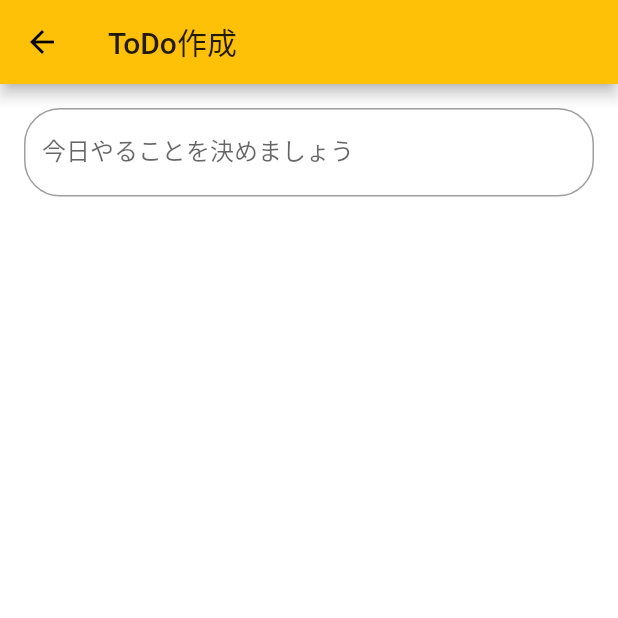
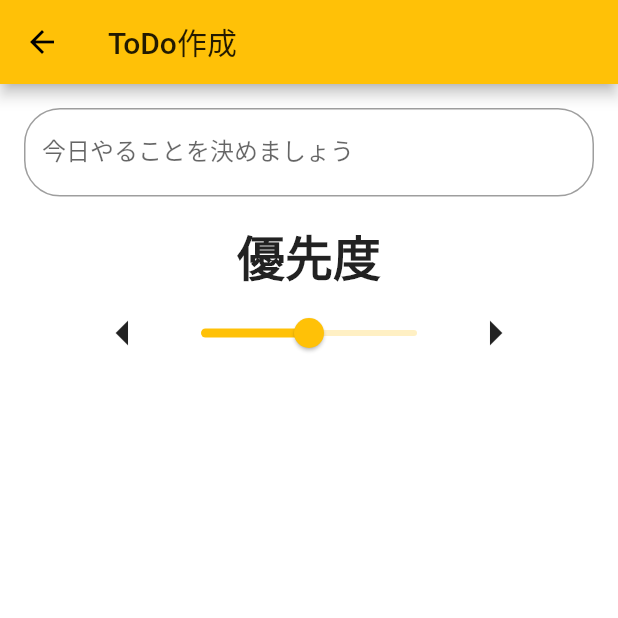
Before and after one commit to fummicc1/ToDoApp_Flutter, a Flutter app: the screen it shows once a user with an empty profile is signed in, after a tap on "ToDoを作成", on a phone screen of 412 x 824 dp, the top half of it. Run offline on Flutter 3.47's test engine with Material 2 defaults, Android fonts, the phone set to English and light mode, and no system bars; our stand-ins replace cloud_firestore, firebase_auth, rxdart; missing offline and left inert: dart:ffi; accounts and stored records are empty.

Commit message:
add priority widget

```diff
--- a/lib/ui/component/create_todo_component.dart
+++ b/lib/ui/component/create_todo_component.dart
@@ -1,6 +1,7 @@
 import 'package:flutter/material.dart';
 import 'package:provider/provider.dart';
 import 'package:today_do/bloc/create_todo.dart';
+import 'package:today_do/ui/component/decide_priority_component.dart';
 
 class CreateToDoComponent extends StatefulWidget {
   @override
@@ -34,7 +35,9 @@ class _CreateToDoComponentState extends State<CreateToDoComponent> {
 
           switch (snapShot.data){
             case UploadStatus.Idle:
-              return Container(
+              return Column(
+                children: <Widget>[
+                  Container(
                     margin: EdgeInsets.all(16),
                     child: TextField(
                       decoration: InputDecoration(
@@ -68,6 +71,9 @@ class _CreateToDoComponentState extends State<CreateToDoComponent> {
                             });
                       },
                     ),
+                  ),
+                  DecidePriorityComponent(),
+                ],
               );
             case UploadStatus.Uploading:
               return Center(child: CircularProgressIndicator());
--- /dev/null
+++ b/lib/ui/component/decide_priority_component.dart
@@ -0,0 +1,57 @@
+import 'dart:ffi';
+
+import 'package:flutter/material.dart';
+import 'package:provider/provider.dart';
+import 'package:today_do/bloc/create_todo.dart';
+
+class DecidePriorityComponent extends StatelessWidget {
+  @override
+  Widget build(BuildContext context) {
+    var createToDoBLoC = Provider.of<CreateToDoBLoC>(context);
+
+    return StreamBuilder<double>(
+      stream: createToDoBLoC.sliderValueStream,
+      initialData: 0.5,
+      builder: (context, snapShot) {
+        if (snapShot.hasData)
+          return Column(
+            children: <Widget>[
+              Text(
+                "優先度",
+                style: TextStyle(fontWeight: FontWeight.bold, fontSize: 32),
+              ),
+              Row(
+                mainAxisAlignment: MainAxisAlignment.center,
+                children: <Widget>[
+                  IconButton(
+                    icon: Icon(Icons.arrow_left),
+                    iconSize: 40,
+                    onPressed: () {
+                      createToDoBLoC.sliderActionSink.add(
+                          snapShot.data - CreateToDoBLoC.sliderUnitConstant);
+                    },
+                  ),
+                  Slider(
+                    value: snapShot.data,
+                    onChanged: (value) {
+                      createToDoBLoC.sliderActionSink.add(value);
+                    },
+                  ),
+                  IconButton(
+                    icon: Icon(Icons.arrow_right),
+                    iconSize: 40,
+                    onPressed: () {
+                      createToDoBLoC.sliderActionSink.add(
+                          snapShot.data + CreateToDoBLoC.sliderUnitConstant);
+                    },
+                  ),
+                ],
+              ),
+            ],
+          );
+
+        return Container();
+      },
+    );
+  }
+}
```
Also changed, not shown: lib/bloc/create_todo.dart (+26 -0 lines). Lines whose indentation alone changed are shown as unchanged.
